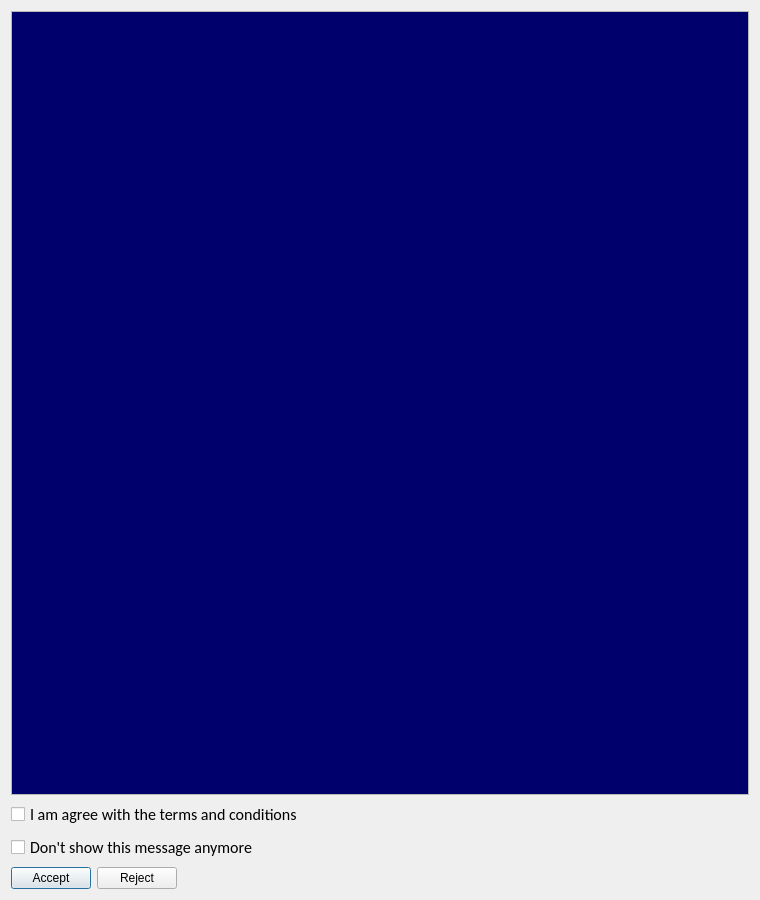
FedorIvanov37/sv-terminal, file common/gui/forms/license_window.ui: the form before one commit.
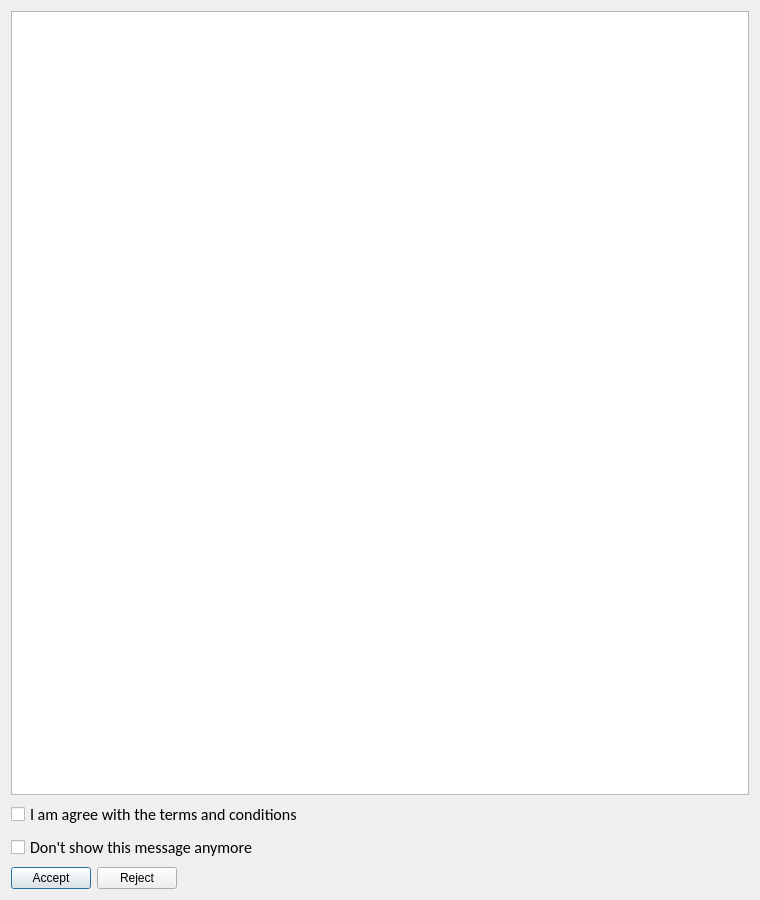
The form after the commit.

What changed in the file:
```diff
--- a/common/gui/forms/license_window.ui
+++ b/common/gui/forms/license_window.ui
@@ -95,70 +95,6 @@
    </item>
    <item row="1" column="0">
     <widget class="QTextEdit" name="InfoBoard">
-     <property name="palette">
-      <palette>
-       <active>
-        <colorrole role="Text">
-         <brush brushstyle="SolidPattern">
-          <color alpha="255">
-           <red>255</red>
-           <green>255</green>
-           <blue>255</blue>
-          </color>
-         </brush>
-        </colorrole>
-        <colorrole role="Base">
-         <brush brushstyle="SolidPattern">
-          <color alpha="255">
-           <red>0</red>
-           <green>0</green>
-           <blue>109</blue>
-          </color>
-         </brush>
-        </colorrole>
-       </active>
-       <inactive>
-        <colorrole role="Text">
-         <brush brushstyle="SolidPattern">
-          <color alpha="255">
-           <red>255</red>
-           <green>255</green>
-           <blue>255</blue>
-          </color>
-         </brush>
-        </colorrole>
-        <colorrole role="Base">
-         <brush brushstyle="SolidPattern">
-          <color alpha="255">
-           <red>0</red>
-           <green>0</green>
-           <blue>109</blue>
-          </color>
-         </brush>
-        </colorrole>
-       </inactive>
-       <disabled>
-        <colorrole role="Text">
-         <brush brushstyle="SolidPattern">
-          <color alpha="255">
-           <red>120</red>
-           <green>120</green>
-           <blue>120</blue>
-          </color>
-         </brush>
-        </colorrole>
-        <colorrole role="Base">
-         <brush brushstyle="SolidPattern">
-          <color alpha="255">
-           <red>240</red>
-           <green>240</green>
-           <blue>240</blue>
-          </color>
-         </brush>
-        </colorrole>
-       </disabled>
-      </palette>
-     </property>
      <property name="font">
       <font>
        <family>Courier New</family>
```
Left out of the diff: 20 changed lines with no effect on the pictures.
